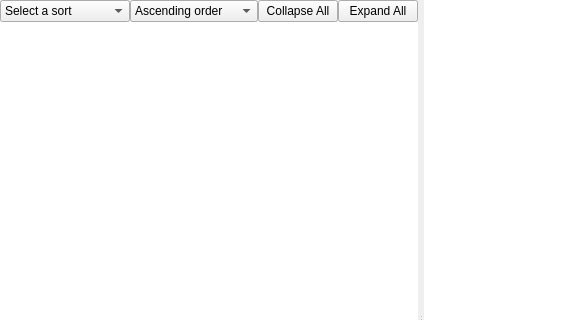
This is resources/forms/documents.ui in Sankore/Sankore-3.1 as Qt 5 draws it before an edit; both pictures show x 0 to 578 and y 0 to 320 of the 796 by 646 pixel window. The edited form follows.
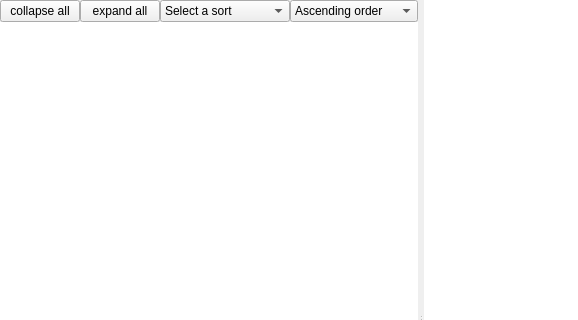
This is the edited form. Custom widgets are drawn as their Qt base class.

Commit message: Correction du bug lors que l'on collapse/expand tout dans le mode document.

Diff of the .ui file:
```diff
--- a/resources/forms/documents.ui
+++ b/resources/forms/documents.ui
@@ -53,6 +53,35 @@
          <layout class="QVBoxLayout" name="verticalLayout_2">
           <item>
            <layout class="QHBoxLayout" name="horizontalLayout_3">
+            <item>
+             <widget class="QPushButton" name="collapseAll">
+              <property name="sizePolicy">
+               <sizepolicy hsizetype="Preferred" vsizetype="Fixed">
+                <horstretch>0</horstretch>
+                <verstretch>0</verstretch>
+               </sizepolicy>
+              </property>
+              <property name="toolTip">
+               <string>&lt;html&gt;&lt;head/&gt;&lt;body&gt;&lt;p&gt;&lt;br/&gt;&lt;/p&gt;&lt;/body&gt;&lt;/html&gt;</string>
+              </property>
+              <property name="text">
+               <string>collapse all</string>
+              </property>
+             </widget>
+            </item>
+            <item>
+             <widget class="QPushButton" name="expandAll">
+              <property name="sizePolicy">
+               <sizepolicy hsizetype="Preferred" vsizetype="Fixed">
+                <horstretch>0</horstretch>
+                <verstretch>0</verstretch>
+               </sizepolicy>
+              </property>
+              <property name="text">
+               <string>expand all</string>
+              </property>
+             </widget>
+            </item>
             <item>
              <widget class="QComboBox" name="sortKind">
               <property name="sizePolicy">
@@ -103,32 +132,6 @@
               </item>
              </widget>
             </item>
-            <item>
-             <widget class="QPushButton" name="collapseAll">
-              <property name="sizePolicy">
-               <sizepolicy hsizetype="Fixed" vsizetype="Fixed">
-                <horstretch>1</horstretch>
-                <verstretch>0</verstretch>
-               </sizepolicy>
-              </property>
-              <property name="text">
-               <string>Collapse All</string>
-              </property>
-             </widget>
-            </item>
-            <item>
-             <widget class="QPushButton" name="expandAll">
-              <property name="sizePolicy">
-               <sizepolicy hsizetype="Minimum" vsizetype="Fixed">
-                <horstretch>1</horstretch>
-                <verstretch>0</verstretch>
-               </sizepolicy>
-              </property>
-              <property name="text">
-               <string>Expand All</string>
-              </property>
-             </widget>
-            </item>
            </layout>
           </item>
           <item>
```
The commit also changes 2 other files.
